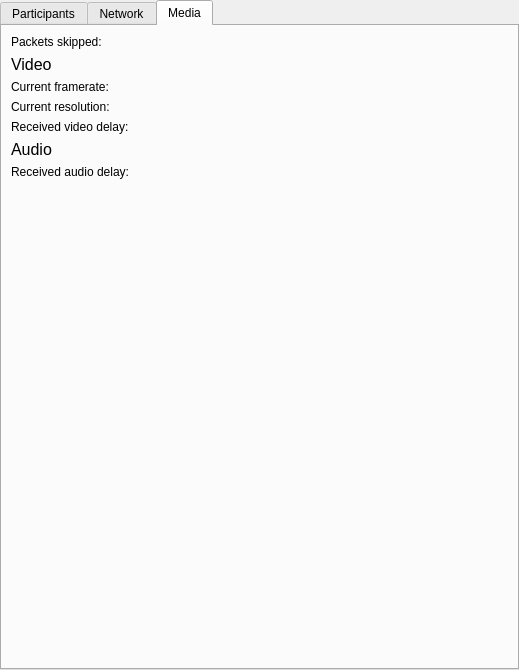
Above: ui/statisticswindow.ui from ultravideo/uvgComm before the change. Below: the same form after it.
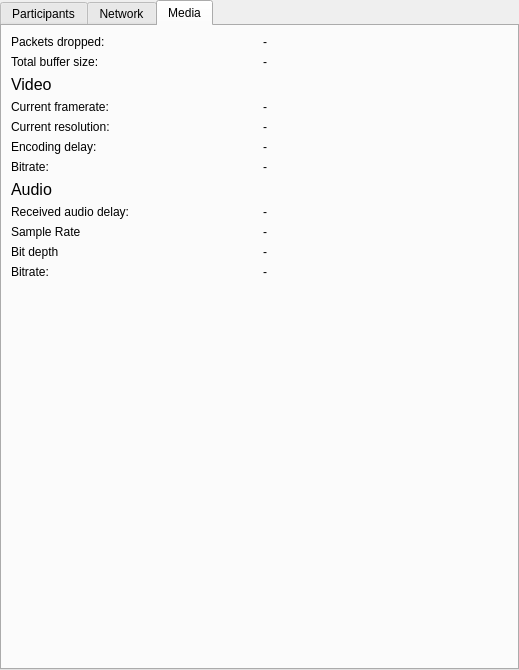
That is the form after the change. The open tabs and pages were chosen to show the change.

Patch:
```diff
--- a/ui/statisticswindow.ui
+++ b/ui/statisticswindow.ui
@@ -162,78 +162,196 @@
        <string>Media</string>
       </attribute>
       <layout class="QGridLayout" name="gridLayout_3">
-       <item row="8" column="0">
-        <spacer name="mediaspacer">
-         <property name="orientation">
-          <enum>Qt::Vertical</enum>
+       <item row="9" column="1">
+        <widget class="QLabel" name="audio_delay_value">
+         <property name="text">
+          <string>-</string>
          </property>
-         <property name="sizeHint" stdset="0">
-          <size>
-           <width>20</width>
-           <height>40</height>
-          </size>
-         </property>
-        </spacer>
+        </widget>
        </item>
-       <item row="1" column="0">
-        <widget class="QLabel" name="video">
-         <property name="font">
-          <font>
-           <pointsize>12</pointsize>
-          </font>
-         </property>
+       <item row="10" column="1">
+        <widget class="QLabel" name="sample_rate_value">
          <property name="text">
-          <string>Video</string>
+          <string>-</string>
          </property>
         </widget>
        </item>
-       <item row="2" column="0">
+       <item row="3" column="0">
         <widget class="QLabel" name="framerate">
          <property name="text">
           <string>Current framerate:</string>
          </property>
         </widget>
        </item>
-       <item row="6" column="0">
-        <widget class="QLabel" name="audio">
-         <property name="font">
-          <font>
-           <pointsize>12</pointsize>
-          </font>
-         </property>
+       <item row="3" column="1">
+        <widget class="QLabel" name="framerate_value">
          <property name="text">
-          <string>Audio</string>
+          <string>-</string>
          </property>
         </widget>
        </item>
-       <item row="0" column="0">
-        <widget class="QLabel" name="packets_skipped">
+       <item row="6" column="1">
+        <widget class="QLabel" name="video_bitrate_value">
          <property name="text">
-          <string>Packets skipped:</string>
+          <string>-</string>
          </property>
         </widget>
        </item>
-       <item row="4" column="0">
-        <widget class="QLabel" name="video_delay">
+       <item row="4" column="1">
+        <widget class="QLabel" name="resolution_value">
          <property name="text">
-          <string>Received video delay:</string>
+          <string>-</string>
          </property>
         </widget>
        </item>
-       <item row="7" column="0">
+       <item row="9" column="0">
         <widget class="QLabel" name="audio_delay">
          <property name="text">
           <string>Received audio delay:</string>
          </property>
         </widget>
        </item>
-       <item row="3" column="0">
+       <item row="5" column="1">
+        <widget class="QLabel" name="encode_delay_value">
+         <property name="text">
+          <string>-</string>
+         </property>
+        </widget>
+       </item>
+       <item row="4" column="0">
         <widget class="QLabel" name="resolution">
          <property name="text">
           <string>Current resolution:</string>
          </property>
         </widget>
        </item>
+       <item row="2" column="0">
+        <widget class="QLabel" name="video">
+         <property name="font">
+          <font>
+           <pointsize>12</pointsize>
+          </font>
+         </property>
+         <property name="text">
+          <string>Video</string>
+         </property>
+        </widget>
+       </item>
+       <item row="11" column="1">
+        <widget class="QLabel" name="bit_depth_value">
+         <property name="text">
+          <string>-</string>
+         </property>
+        </widget>
+       </item>
+       <item row="13" column="0">
+        <spacer name="verticalSpacer">
+         <property name="orientation">
+          <enum>Qt::Vertical</enum>
+         </property>
+         <property name="sizeHint" stdset="0">
+          <size>
+           <width>20</width>
+           <height>40</height>
+          </size>
+         </property>
+        </spacer>
+       </item>
+       <item row="13" column="1">
+        <spacer name="verticalSpacer_2">
+         <property name="orientation">
+          <enum>Qt::Vertical</enum>
+         </property>
+         <property name="sizeHint" stdset="0">
+          <size>
+           <width>20</width>
+           <height>40</height>
+          </size>
+         </property>
+        </spacer>
+       </item>
+       <item row="8" column="0">
+        <widget class="QLabel" name="audio">
+         <property name="font">
+          <font>
+           <pointsize>12</pointsize>
+          </font>
+         </property>
+         <property name="text">
+          <string>Audio</string>
+         </property>
+        </widget>
+       </item>
+       <item row="11" column="0">
+        <widget class="QLabel" name="bit_depth">
+         <property name="text">
+          <string>Bit depth</string>
+         </property>
+        </widget>
+       </item>
+       <item row="0" column="1">
+        <widget class="QLabel" name="packets_skipped_value">
+         <property name="text">
+          <string>-</string>
+         </property>
+        </widget>
+       </item>
+       <item row="6" column="0">
+        <widget class="QLabel" name="video_bitrate">
+         <property name="text">
+          <string>Bitrate:</string>
+         </property>
+        </widget>
+       </item>
+       <item row="10" column="0">
+        <widget class="QLabel" name="sample_rate">
+         <property name="text">
+          <string>Sample Rate</string>
+         </property>
+        </widget>
+       </item>
+       <item row="0" column="0">
+        <widget class="QLabel" name="packets_skipped">
+         <property name="text">
+          <string>Packets dropped:</string>
+         </property>
+        </widget>
+       </item>
+       <item row="5" column="0">
+        <widget class="QLabel" name="encode_delay">
+         <property name="text">
+          <string>Encoding delay:</string>
+         </property>
+        </widget>
+       </item>
+       <item row="1" column="1">
+        <widget class="QLabel" name="buffer_sizes_value">
+         <property name="text">
+          <string>-</string>
+         </property>
+        </widget>
+       </item>
+       <item row="1" column="0">
+        <widget class="QLabel" name="buffer_sizes">
+         <property name="text">
+          <string>Total buffer size:</string>
+         </property>
+        </widget>
+       </item>
+       <item row="12" column="0">
+        <widget class="QLabel" name="audio_bitrate">
+         <property name="text">
+          <string>Bitrate:</string>
+         </property>
+        </widget>
+       </item>
+       <item row="12" column="1">
+        <widget class="QLabel" name="audio_bitrate_value">
+         <property name="text">
+          <string>-</string>
+         </property>
+        </widget>
+       </item>
       </layout>
      </widget>
     </widget>
```
Left out of the diff: 79 changed lines with no effect on the pictures.
